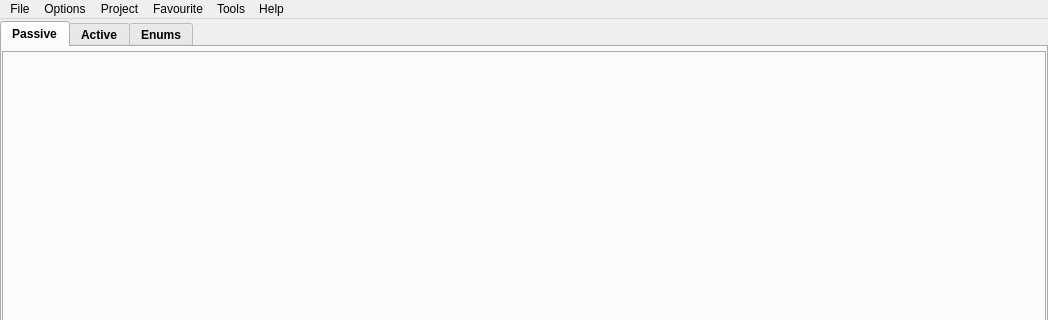
First picture: the form in sub3suite/src/MainWindow.ui, repository 3nock/OTE, before the edit; both pictures show x 0 to 1048 and y 0 to 320 of the 1048 by 695 pixel window.
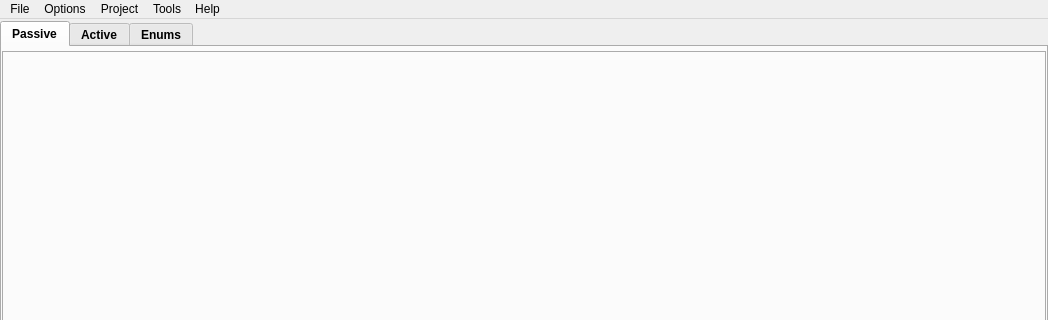
Second picture: the form after the edit. Icons and pictures are not drawn.

```diff
--- a/sub3suite/src/MainWindow.ui
+++ b/sub3suite/src/MainWindow.ui
@@ -830,16 +830,9 @@
      <string>Tools</string>
     </property>
    </widget>
-   <widget class="QMenu" name="menuFavourite">
-    <property name="title">
-     <string>Favourite</string>
-    </property>
-    <addaction name="actionMassScan"/>
-   </widget>
    <addaction name="menuFile"/>
    <addaction name="menuConfig"/>
    <addaction name="menuProject"/>
-   <addaction name="menuFavourite"/>
    <addaction name="menuTools"/>
    <addaction name="menuHelp"/>
   </widget>
```
Left out of the diff: 79 changed lines with no effect on the pictures.
